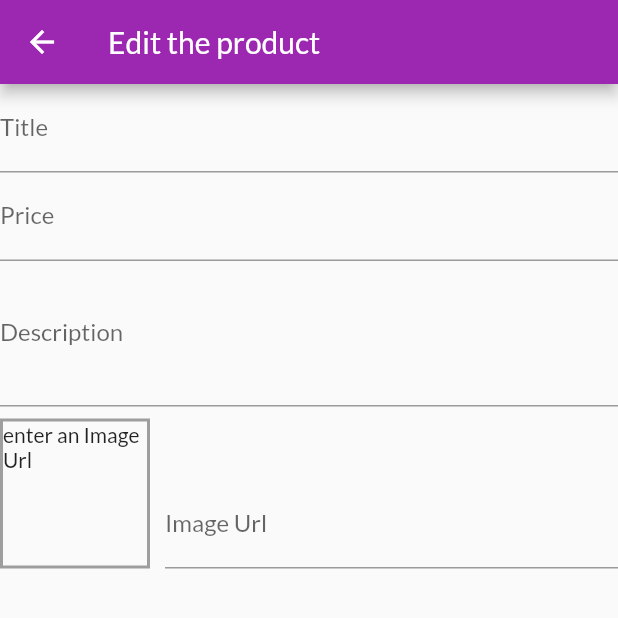
After one commit to TariqHattab/shop_app, a Flutter app: the EditProductScreen screen opened by its route, on a phone screen of 412 x 824 dp, the top half of it. The commit adds this screen. Run offline on Flutter 3.47's test engine with Material 2 defaults, Android fonts, the phone set to English and light mode, and no system bars; network calls fail.

Commit message:
commit 3

```diff
--- /dev/null
+++ b/lib/screens/edit_product_screen.dart
@@ -0,0 +1,93 @@
+import 'package:flutter/cupertino.dart';
+import 'package:flutter/material.dart';
+
+class EditProductScreen extends StatefulWidget {
+  static const routeName = '/edit_product_screen';
+  @override
+  _EditProductScreenState createState() => _EditProductScreenState();
+}
+
+class _EditProductScreenState extends State<EditProductScreen> {
+  var _priceFocuseNode = FocusNode();
+  var _descriptionFocuseNode = FocusNode();
+  var _imageUrlFocuseNode = FocusNode();
+  var _imageUrlController = TextEditingController();
+
+  @override
+  void dispose() {
+    _priceFocuseNode.dispose();
+    _descriptionFocuseNode.dispose();
+    _imageUrlFocuseNode.dispose();
+    _imageUrlController.dispose();
+    super.dispose();
+  }
+
+  @override
+  void initState() {
+    super.initState();
+  }
+
+  @override
+  Widget build(BuildContext context) {
+    return Scaffold(
+      appBar: AppBar(title: Text('Edit the product')),
+      body: Form(
+        child: SingleChildScrollView(
+          child: Column(
+            children: [
+              TextFormField(
+                decoration: InputDecoration(labelText: 'Title'),
+                textInputAction: TextInputAction.next,
+                onFieldSubmitted: (_) {
+                  FocusScope.of(context).requestFocus(_priceFocuseNode);
+                },
+              ),
+              TextFormField(
+                decoration: InputDecoration(labelText: 'Price'),
+                textInputAction: TextInputAction.next,
+                keyboardType: TextInputType.number,
+                focusNode: _priceFocuseNode,
+              ),
+              TextFormField(
+                decoration: InputDecoration(labelText: 'Description'),
+                maxLines: 3,
+                keyboardType: TextInputType.multiline,
+                focusNode: _descriptionFocuseNode,
+              ),
+              Row(
+                crossAxisAlignment: CrossAxisAlignment.end,
+                children: [
+                  Container(
+                    height: 100,
+                    width: 100,
+                    margin: EdgeInsets.only(top: 8, right: 10),
+                    decoration: BoxDecoration(
+                      border: Border.all(color: Colors.grey, width: 2),
+                    ),
+                    child: _imageUrlController.text.isEmpty
+                        ? Text('enter an Image Url')
+                        : FittedBox(
+                            child: Image.network(_imageUrlController.text),
+                          ),
+                  ),
+                  Expanded(
+                    child: TextFormField(
+                      decoration: InputDecoration(labelText: 'Image Url'),
+                      textInputAction: TextInputAction.done,
+                      keyboardType: TextInputType.url,
+                      controller: _imageUrlController,
+                      onEditingComplete: () {
+                        setState(() {});
+                      },
+                      focusNode: _imageUrlFocuseNode,
+                    ),
+                  ),
+                ],
+              ),
+            ],
+          ),
+        ),
+      ),
+    );
+  }
+}
--- a/lib/screens/product_overview_screen.dart
+++ b/lib/screens/product_overview_screen.dart
@@ -1,7 +1,8 @@
 import 'package:flutter/material.dart';
 import 'package:provider/provider.dart';
-import 'package:shop_app/screens/cart_screen.dart';
 
+import './cart_screen.dart';
+import '../widgets/main_drawer.dart';
 import '../providers/cart.dart';
 import '../widgets/badge.dart';
 import '../widgets/products_grid.dart';
@@ -9,6 +10,8 @@ import '../widgets/products_grid.dart';
 enum FilterOptions { All, Favorites }
 
 class ProductOverviewScreen extends StatefulWidget {
+//static const routeName = '/product_overview_screen';
+
   @override
   _ProductOverviewScreenState createState() => _ProductOverviewScreenState();
 }
@@ -19,6 +22,7 @@ class _ProductOverviewScreenState extends State<ProductOverviewScreen> {
   @override
   Widget build(BuildContext context) {
     return Scaffold(
+      drawer: MainDrawer(),
       appBar: AppBar(
         title: Text('Product Overview'),
         actions: [
--- a/pubspec.yaml
+++ b/pubspec.yaml
@@ -24,6 +24,7 @@ dependencies:
   flutter:
     sdk: flutter
   provider: ^4.0.0
+  intl: ^0.16.0
 
 
   # The following adds the Cupertino Icons font to your application.
```
Also changed, not shown: lib/main.dart (+10 -0 lines), lib/providers/cart.dart (+28 -0 lines), lib/providers/orders.dart (added, +35 -0 lines), lib/screens/cart_screen.dart (+8 -2 lines), lib/screens/orders_screen.dart (added, +27 -0 lines), lib/screens/poduct_detail_screen.dart (+32 -0 lines), lib/screens/user_products_screen.dart (added, +63 -0 lines), lib/widgets/cart_item_card.dart (+22 -0 lines), lib/widgets/main_drawer.dart (added, +55 -0 lines), lib/widgets/order_item.dart (added, +70 -0 lines), lib/widgets/product_item.dart (+11 -0 lines), pubspec.lock.
